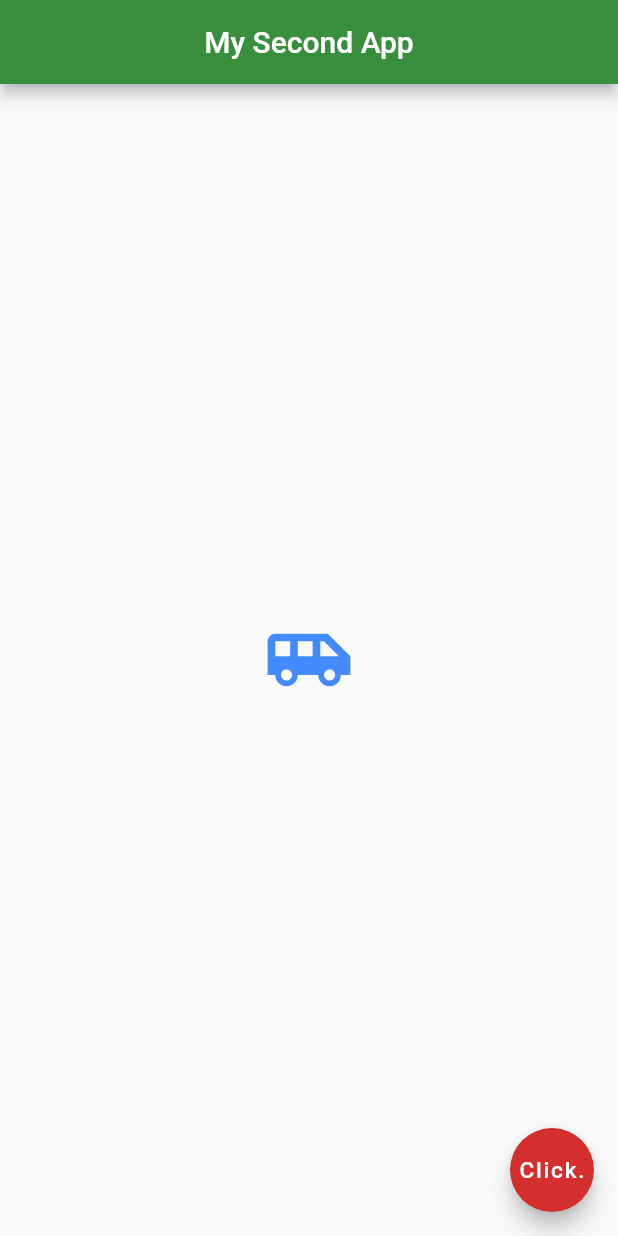
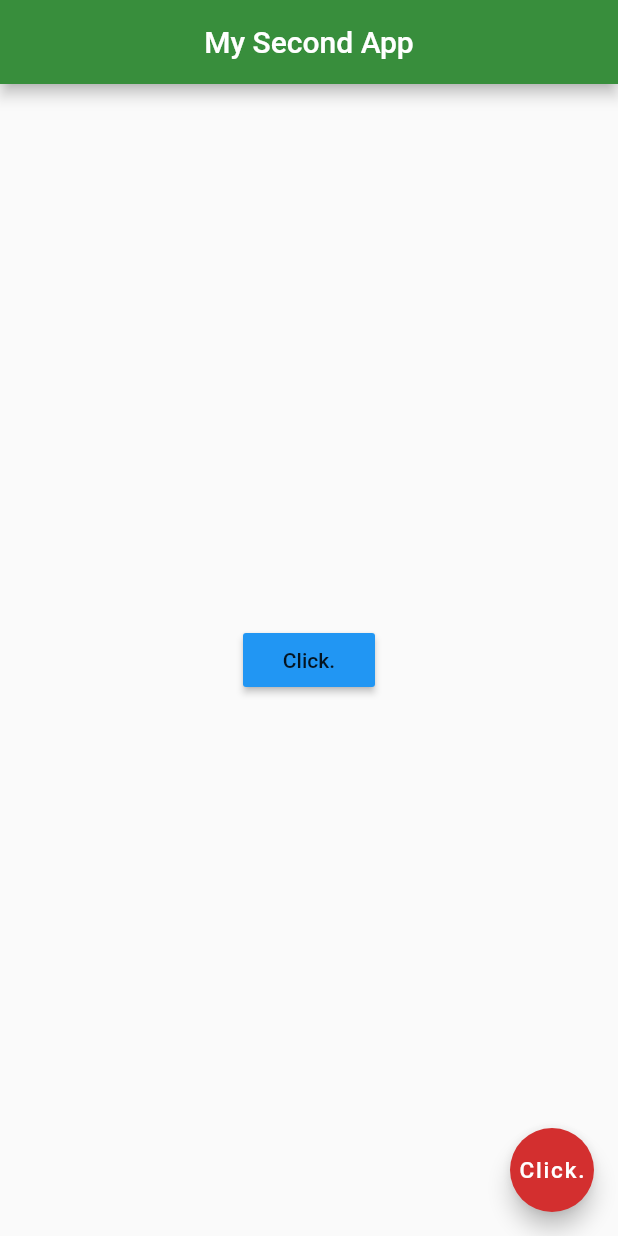
Before and after one commit to tej1996nitrr/flutterapp, a Flutter app: the screen it shows after launch, after a tap on "Click.", on a phone screen of 412 x 824 dp. Run offline on Flutter 3.47's test engine with Material 2 defaults, Android fonts, the phone set to English and light mode, and no system bars.

```diff
--- a/flutterapp/lib/main.dart
+++ b/flutterapp/lib/main.dart
@@ -14,8 +14,12 @@ class Home extends StatelessWidget {
         backgroundColor: Colors.green[700],
       ),
       body: Center(
-        child: Icon(Icons.airport_shuttle, color: Colors.blueAccent, size: 60.0,),
-
+        child: RaisedButton(
+          onPressed:() => {
+            print("You clicked me")
+          },
+          child: Text('Click.'),
+          color: Colors.blue,)
         ),
       floatingActionButton: FloatingActionButton(
         onPressed:() => {},
```
